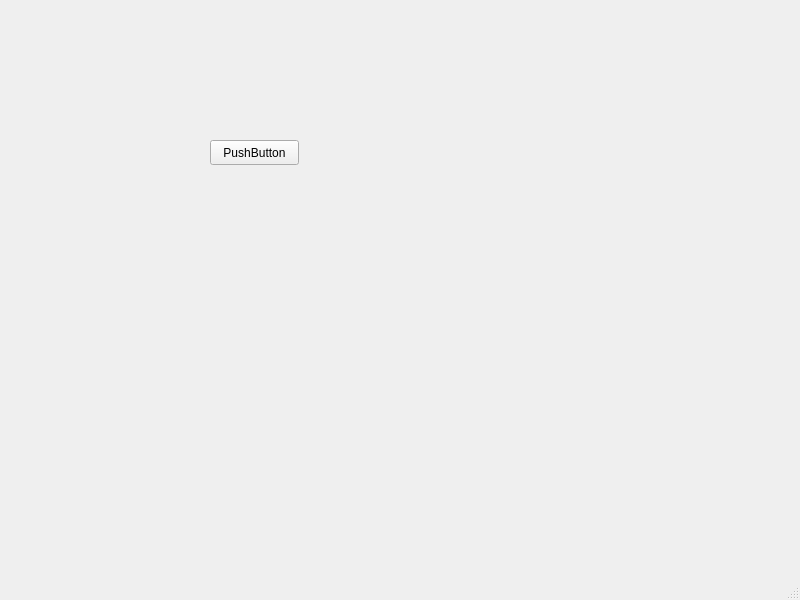
GFG-CLUB-KIIT/Timelapse-Frontend, file mainwindow.ui: the form before one commit.
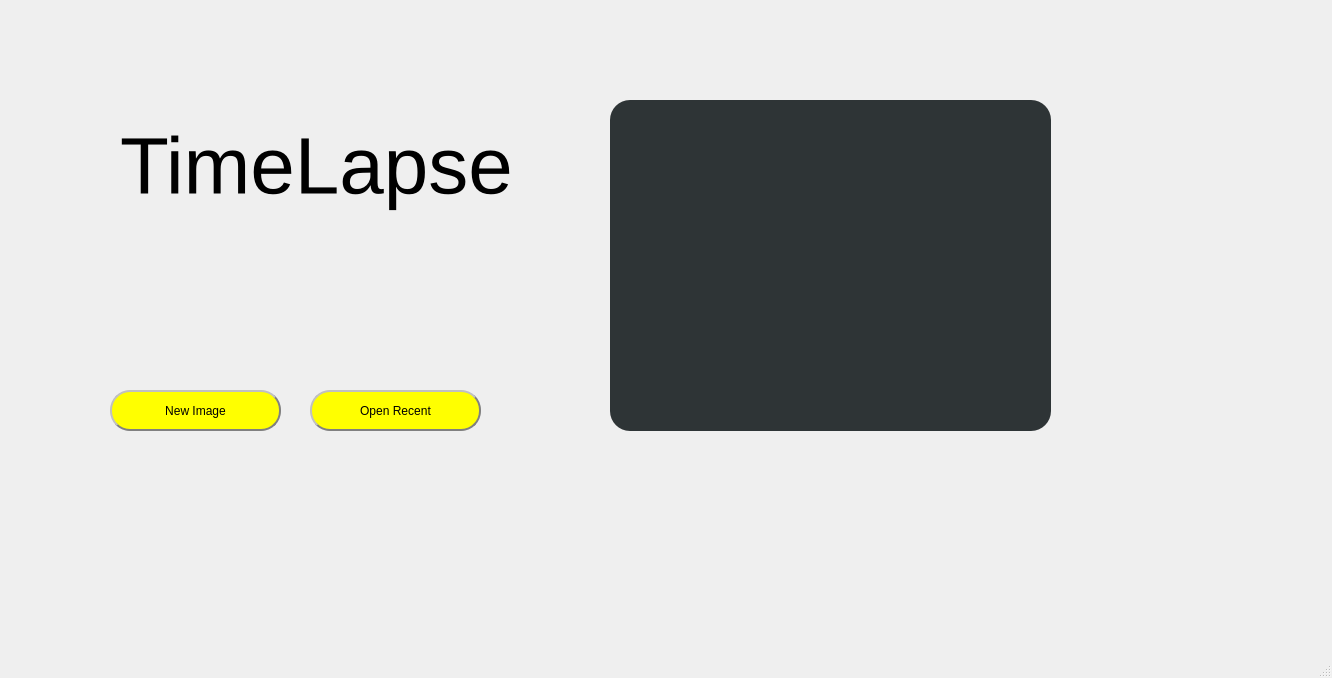
The form after the commit.

Commit message: main screen

Diff of the .ui file:
```diff
--- a/mainwindow.ui
+++ b/mainwindow.ui
@@ -6,25 +6,103 @@
    <rect>
     <x>0</x>
     <y>0</y>
-    <width>800</width>
-    <height>600</height>
+    <width>1332</width>
+    <height>678</height>
    </rect>
   </property>
   <property name="windowTitle">
    <string>MainWindow</string>
   </property>
   <widget class="QWidget" name="centralwidget">
-   <widget class="QPushButton" name="pushButton">
+   <widget class="QPushButton" name="newImage">
     <property name="geometry">
      <rect>
-      <x>210</x>
-      <y>140</y>
-      <width>89</width>
-      <height>25</height>
+      <x>110</x>
+      <y>390</y>
+      <width>171</width>
+      <height>41</height>
      </rect>
     </property>
+    <property name="cursor">
+     <cursorShape>PointingHandCursor</cursorShape>
+    </property>
+    <property name="styleSheet">
+     <string notr="true">QPushButton#newImage{
+                 background-color: Yellow;
+                 color: black; 
+                 border-radius: 20px;
+                 border: 2px groove gray;
+                 border-style: outset;
+}</string>
+    </property>
     <property name="text">
-     <string>PushButton</string>
+     <string>New Image</string>
+    </property>
+    <property name="flat">
+     <bool>false</bool>
+    </property>
+   </widget>
+   <widget class="QLabel" name="timelapseHeading">
+    <property name="geometry">
+     <rect>
+      <x>120</x>
+      <y>90</y>
+      <width>421</width>
+      <height>151</height>
+     </rect>
+    </property>
+    <property name="font">
+     <font>
+      <pointsize>60</pointsize>
+     </font>
+    </property>
+    <property name="text">
+     <string>TimeLapse</string>
+    </property>
+   </widget>
+   <widget class="QWidget" name="videocontainer" native="true">
+    <property name="geometry">
+     <rect>
+      <x>610</x>
+      <y>100</y>
+      <width>441</width>
+      <height>331</height>
+     </rect>
+    </property>
+    <property name="styleSheet">
+     <string notr="true">QWidget#videocontainer{
+	background-color: rgb(46, 52, 54);
+	border-radius:20px;
+	
+}</string>
+    </property>
+   </widget>
+   <widget class="QPushButton" name="openrecent">
+    <property name="geometry">
+     <rect>
+      <x>310</x>
+      <y>390</y>
+      <width>171</width>
+      <height>41</height>
+     </rect>
+    </property>
+    <property name="cursor">
+     <cursorShape>PointingHandCursor</cursorShape>
+    </property>
+    <property name="styleSheet">
+     <string notr="true">QPushButton#openrecent{
+                 background-color: Yellow;
+                 color: black; 
+                 border-radius: 20px;
+                 border: 2px groove gray;
+                 border-style: outset;
+}</string>
+    </property>
+    <property name="text">
+     <string>Open Recent</string>
+    </property>
+    <property name="flat">
+     <bool>false</bool>
     </property>
    </widget>
   </widget>
@@ -33,7 +111,7 @@
     <rect>
      <x>0</x>
      <y>0</y>
-     <width>800</width>
+     <width>1332</width>
      <height>22</height>
     </rect>
    </property>
```
The commit also changes 2 other files.
